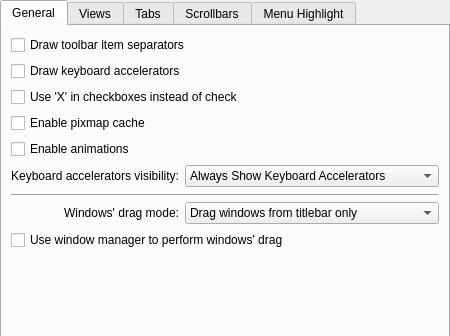
This is kstyles/oxygen/config/ui/oxygenstyleconfig.ui in mgottschlag/kwin-tiling as Qt 5 draws it before an edit; both pictures show x 0 to 450 and y 0 to 336 of the 450 by 557 pixel window. The edited form follows.
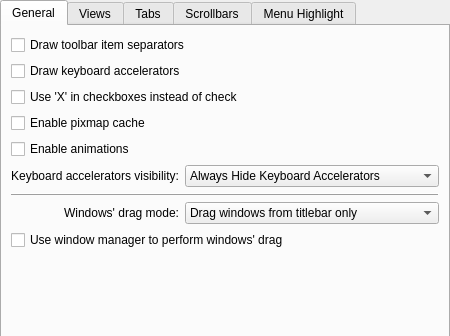
This is the edited form. Custom widgets are drawn as their Qt base class.

Commit message: changed button order.

Patch:
```diff
--- a/kstyles/oxygen/config/ui/oxygenstyleconfig.ui
+++ b/kstyles/oxygen/config/ui/oxygenstyleconfig.ui
@@ -142,16 +142,6 @@
          </item>
          <item row="0" column="1">
           <widget class="KComboBox" name="_mnemonicsMode">
-           <item>
-            <property name="text">
-             <string>Always Show Keyboard Accelerators</string>
-            </property>
-           </item>
-           <item>
-            <property name="text">
-             <string>Show Keyboard Accelerators When Needed</string>
-            </property>
-           </item>
            <item>
             <property name="text">
              <string>Always Hide Keyboard Accelerators</string>
```
Left out of the diff: 10 changed lines with no effect on the pictures.
